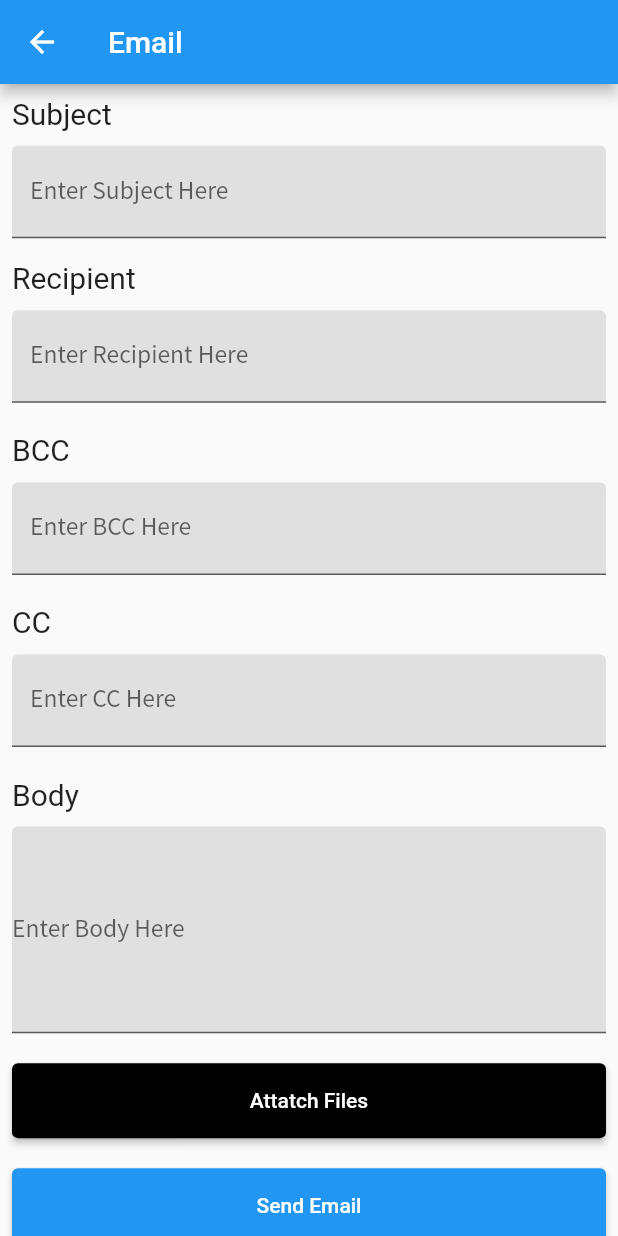
After one commit to NidaFatima321/needify, a Flutter app: the EmailDialog screen opened directly, on a phone screen of 412 x 824 dp. The commit adds this screen. Run offline on Flutter 3.47's test engine with Material 2 defaults, Android fonts, the light colour scheme and no system bars; our stand-ins replace cloud_firestore, file_picker, firebase_core; accounts and stored records are empty; network calls fail; Roboto replaces fonts that are missing (Times New Roman).

Commit message:
f_update, dialog, etc

```diff
--- /dev/null
+++ b/lib/Views/email_dialog.dart
@@ -0,0 +1,183 @@
+import 'dart:io';
+import 'package:flutter/material.dart';
+import 'package:file_picker/file_picker.dart';
+// import 'package:flutter_email_sender/flutter_email_sender.dart';
+
+class EmailDialog extends StatelessWidget {
+  const EmailDialog({Key? key}) : super(key: key);
+
+  @override
+  Widget build(BuildContext context) {
+    TextEditingController subject = TextEditingController();
+    TextEditingController recipient = TextEditingController();
+    TextEditingController bcc = TextEditingController();
+    TextEditingController cc = TextEditingController();
+    TextEditingController body = TextEditingController();
+    PlatformFile? _file;
+
+
+    getfile() async {
+      FilePickerResult? result = await FilePicker.platform.pickFiles();
+      if (result != null) {
+        PlatformFile file = result.files.first;
+        _file = File(result.files.single.path!) as PlatformFile?;
+        print(file);
+      } else {
+        print("No file selected");
+      }
+    }
+
+    // sendEmail() async{
+    //   final Email email = Email(
+    //     body: body.text,
+    //     subject:subject.text,
+    //     recipients: [recipient.text],
+    //     cc: [cc.text],
+    //     bcc:[bcc.text],
+    //     attachmentPaths:[_file!.path!],
+    //     isHTML: false,
+    //   );
+    //   await FlutterEmailSender.send(email);
+    // }
+    return LayoutBuilder(
+      builder: (context, constraints) {
+        return Scaffold(
+          appBar: AppBar(
+            title: Text("Email"),
+          ),
+          body: SingleChildScrollView(
+            child: Padding(
+              padding: const EdgeInsets.all(8.0),
+              child: Column(
+                  crossAxisAlignment: CrossAxisAlignment.start,
+                  children: [
+                    Text(
+                      "Subject",
+                      style: TextStyle(
+                          fontSize: 20, fontFamily: 'Times New Roman'),
+                    ),
+                    SizedBox(
+                      height: 10,
+                    ),
+                    TextField(
+                      controller: subject,
+                      style:
+                          TextStyle(fontSize: 17, fontFamily: 'SourceSansPro'),
+                      decoration: InputDecoration(
+                        labelText: "Enter Subject Here",
+                        fillColor: Colors.grey[300],
+                        filled: true,
+                      ),
+                    ),
+                    SizedBox(
+                      height: 15,
+                    ),
+                    Text(
+                      "Recipient",
+                      style: TextStyle(
+                          fontSize: 20, fontFamily: 'Times New Roman'),
+                    ),
+                    SizedBox(
+                      height: 10,
+                    ),
+                    TextField(
+                      controller:recipient,
+                      style:
+                          TextStyle(fontSize: 17, fontFamily: 'SourceSansPro'),
+                      decoration: InputDecoration(
+                        labelText: "Enter Recipient Here",
+                        fillColor: Colors.grey[300],
+                        filled: true,
+                      ),
+                    ),
+                    SizedBox(
+                      height: 20,
+                    ),
+                    Text(
+                      "BCC",
+                      style: TextStyle(
+                          fontSize: 20, fontFamily: 'Times New Roman'),
+                    ),
+                    SizedBox(
+                      height: 10,
+                    ),
+                    TextField(
+                      controller: bcc,
+                      style:
+                          TextStyle(fontSize: 17, fontFamily: 'SourceSansPro'),
+                      decoration: InputDecoration(
+                        labelText: "Enter BCC Here",
+                        fillColor: Colors.grey[300],
+                        filled: true,
+                      ),
+                    ),
+                    SizedBox(
+                      height: 20,
+                    ),
+                    Text(
+                      "CC",
+                      style: TextStyle(
+                          fontSize: 20, fontFamily: 'Times New Roman'),
+                    ),
+                    SizedBox(
+                      height: 10,
+                    ),
+                    TextField(
+                      controller: cc,
+                      style:
+                          TextStyle(fontSize: 17, fontFamily: 'SourceSansPro'),
+                      decoration: InputDecoration(
+                        labelText: "Enter CC Here",
+                        fillColor: Colors.grey[300],
+                        filled: true,
+                      ),
+                    ),
+                    SizedBox(
+                      height: 20,
+                    ),
+                    Text(
+                      "Body",
+                      style: TextStyle(
+                          fontSize: 20, fontFamily: 'Times New Roman'),
+                    ),
+                    SizedBox(
+                      height: 10,
+                    ),
+                    TextField(
+                      controller: body,
+                      style:
+                          TextStyle(fontSize: 17, fontFamily: 'SourceSansPro'),
+                      decoration: InputDecoration(
+                        labelText: "Enter Body Here",
+                        fillColor: Colors.grey[300],
+                        filled: true,
+                        contentPadding: EdgeInsets.symmetric(vertical: 50.0),
+                      ),
+                    ),
+                    SizedBox(
+                      height: 20,
+                    ),
+                    SizedBox(
+                      width: constraints.maxWidth,
+                      height: 50,
+                      child: ElevatedButton(
+                          onPressed: getfile,
+                          child: Text("Attatch Files"),
+                          style: ElevatedButton.styleFrom(
+                            backgroundColor: Colors.black,
+                          )),
+                    ),
+                    SizedBox(height: 20,),
+                    SizedBox(
+                        width: constraints.maxWidth,
+                        height: 50,
+                        child: ElevatedButton(
+                            onPressed: (){}, child: Text("Send Email")))
+                  ]),
+            ),
+          ),
+        );
+      },
+    );
+  }
+}
--- a/lib/Views/laptops.dart
+++ b/lib/Views/laptops.dart
@@ -51,8 +51,7 @@ class _LaptopsState extends State<Laptop> {
                           documentSnapshot.reference.collection("Posts"),
                       category: "Laptop",
                       docsnap: snapshot.data.docs[index],
-
-
+                      posterData:snapshot.data.docs[index]
                     )
                   ])));
                 }
--- a/lib/Views/notes.dart
+++ b/lib/Views/notes.dart
@@ -47,6 +47,7 @@ class _LaptopsState extends State<Notes> {
                           collectionReference:
                           documentSnapshot.reference.collection("Posts"),category: "Notes",
                         docsnap: snapshot.data.docs[index],
+                            posterData:snapshot.data.docs[index]
                         )
                       ])));
                 }
--- a/lib/Views/other_categories.dart
+++ b/lib/Views/other_categories.dart
@@ -51,7 +51,7 @@ class _OtherCategoriesState extends State<OtherCategories> {
                           documentSnapshot.reference.collection("Posts"),
                           category: "Others",
                           docsnap: snapshot.data.docs[index],
-
+                            posterData:snapshot.data.docs[index]
 
                         )
                       ])));
```
Also changed, not shown: lib/Views/PostWidget.dart (+31 -9 lines), lib/Views/dialogscreen.dart (added, +69 -0 lines), lib/Views/drawing_tools.dart (+4 -4 lines), pubspec.yaml (+10 -9 lines), assets/fonts/Pacifico-Regular.ttf (added), assets/fonts/SourceSansPro-Regular.ttf (added), pubspec.lock, 7 other files.
